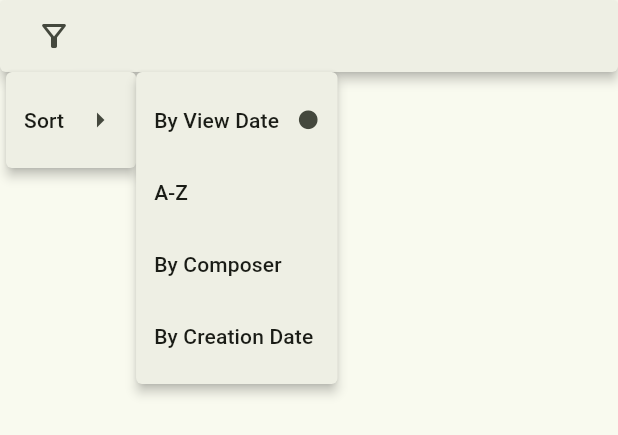
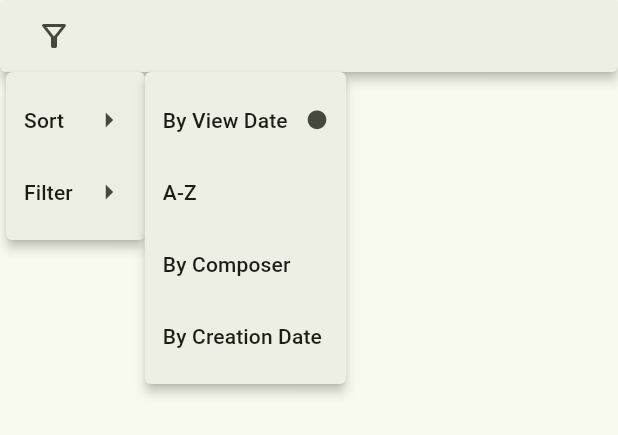
Before and after one commit to amitanjoseph/sheet_music_app, a Flutter app: the FileTab widget shown alone on an empty page, opened directly, after a tap on the "filter alt" icon, after a tap on "Sort", on a phone screen of 412 x 824 dp. Shown: the top 435 px of the screen. Run offline on Flutter 3.47's test engine with Material 3 defaults, Android fonts, the phone set to English and light mode, and no system bars; our stand-ins replace camera, flutter_riverpod, riverpod_annotation, sqflite; missing offline and left inert: crop_your_image, flutter_midi; accounts and stored records are empty; generated files the repository leaves out were written again.

Commit message:
filter showDatePicker context error

```diff
--- a/lib/state.dart
+++ b/lib/state.dart
@@ -20,6 +20,7 @@ part 'state.g.dart';
 final currentPageProvider = StateProvider((ref) => AppPages.homeTab);
 final fileOrderingProvider =
     StateProvider((ref) => files.FileOrdering.viewDate);
+final filterProvider = StateProvider<files.Filters>((ref) => files.None());
 
 //Variable for storing the newly scanned sheet music
 //images before they are saved
--- a/lib/tab_pages/files.dart
+++ b/lib/tab_pages/files.dart
@@ -13,22 +13,40 @@ enum FileOrdering {
   creationDate,
 }
 
-class FileTab extends ConsumerWidget {
-  const FileTab({super.key});
+sealed class Filters {}
+
+class Composer implements Filters {
+  final String? composer;
+  const Composer(this.composer);
+}
+
+class CreationDate implements Filters {
+  final DateTime date;
+  const CreationDate(this.date);
+}
+
+class None implements Filters {}
+
+class FilterButton extends ConsumerWidget {
+  const FilterButton({super.key});
 
   @override
   Widget build(BuildContext context, WidgetRef ref) {
     final ordering = ref.watch(fileOrderingProvider);
-    return Column(
-      children: [
-        Row(
-          mainAxisSize: MainAxisSize.min,
-          mainAxisAlignment: MainAxisAlignment.start,
-          children: [
-            Expanded(
-              child: MenuBar(
-                children: [
-                  SubmenuButton(
+    final composersAndDateSet =
+        ref.watch(databaseProvider.future).then((db) async {
+      final records =
+          await db.query("SheetMusic", columns: ["composer", "dateCreated"]);
+      final composerSet = Set<String?>.from(records.map((i) => i["composer"]));
+      final creationDateSet =
+          Set<int>.from(records.map((i) => i["dateCreated"]));
+      dev.log(composerSet.toString(), name: "COMPOSERS");
+      dev.log(creationDateSet.toString(), name: "CREATION DATES");
+      return (composerSet.toList(), creationDateSet.toList());
+    });
+
+    final filter = ref.watch(filterProvider);
+    return SubmenuButton(
       menuChildren: [
         SubmenuButton(
           menuChildren: [
@@ -87,15 +105,100 @@ class FileTab extends ConsumerWidget {
           ],
           child: const MenuAcceleratorLabel("&Sort"),
         ),
+        FutureBuilder(
+          future: composersAndDateSet,
+          builder: (context, snapshot) {
+            switch (snapshot.connectionState) {
+              case ConnectionState.done:
+                final (composers, creationDates) = snapshot.data!;
+                return SubmenuButton(menuChildren: [
+                  SubmenuButton(
+                      menuChildren: composers.map((item) {
+                        return MenuItemButton(
+                            trailingIcon: switch (filter) {
+                              Composer(composer: final composer) =>
+                                composer == item
+                                    ? const Icon(Icons.circle, size: 15)
+                                    : null,
+                              _ => null
+                            },
+                            onPressed: () {
+                              switch (filter) {
+                                case Composer(composer: final composer):
+                                  dev.log(composer.toString());
+                                  if (composer == item) {
+                                    ref.watch(filterProvider.notifier).state =
+                                        None();
+                                  } else {
+                                    ref.watch(filterProvider.notifier).state =
+                                        Composer(item);
+                                  }
+                                  break;
+                                default:
+                                  ref.watch(filterProvider.notifier).state =
+                                      Composer(item);
+                              }
+                            },
+                            child: Text(item ?? "Unknown"));
+                      }).toList(),
+                      child: const MenuAcceleratorLabel("&By Composer")),
+                  MenuItemButton(
+                    child: const Text("By Creation Date"),
+                    onPressed: () async {
+                      var validDays = creationDates
+                          .map((date) =>
+                              DateTime.fromMillisecondsSinceEpoch(date))
+                          .toList();
+                      validDays.sort();
+                      dev.log(validDays.map((e) => e.toString()).toString(),
+                          name: "VALID DAYS");
+                      final date = await showDatePicker(
+                        context: context,
+                        firstDate: validDays.first,
+                        lastDate: validDays.last,
+                        selectableDayPredicate: (day) =>
+                            validDays.contains(day),
+                      );
+                      ref.watch(filterProvider.notifier).state =
+                          CreationDate(date!);
+                    },
+                  )
+                ], child: const MenuAcceleratorLabel("&Filter"));
+
+              default:
+                return const CircularProgressIndicator();
+            }
+          },
+        )
       ],
       child: const Icon(Icons.filter_alt_outlined),
-                  )
+    );
+  }
+}
+
+class FileTab extends ConsumerWidget {
+  const FileTab({super.key});
+
+  @override
+  Widget build(BuildContext context, WidgetRef ref) {
+    return const Column(
+      children: [
+        Row(
+          mainAxisSize: MainAxisSize.min,
+          mainAxisAlignment: MainAxisAlignment.start,
+          children: [
+            Expanded(
+              child: MenuBar(
+                children: [
+                  SafeArea(
+                    child: FilterButton(),
+                  ),
                 ],
               ),
             ),
           ],
         ),
-        const Expanded(child: Files()),
+        Expanded(child: Files()),
       ],
     );
   }
@@ -141,6 +244,19 @@ class Files extends ConsumerWidget {
                               .compareTo(-b.$2.dateCreated);
                       }
                     });
+                    models = models.where((element) {
+                      switch (ref.watch(filterProvider)) {
+                        case Composer(composer: final composer):
+                          return element.$2.composer == composer;
+                        case CreationDate(date: final date):
+                          return DateUtils.isSameDay(
+                              date,
+                              DateTime.fromMillisecondsSinceEpoch(
+                                  element.$2.dateCreated));
+                        case None():
+                          return true;
+                      }
+                    }).toList();
                     //Return a list of all the sheet music files using the File widget
                     return ListView.builder(
                       itemCount: models.length,
```
Lines whose indentation alone changed are shown as unchanged.
